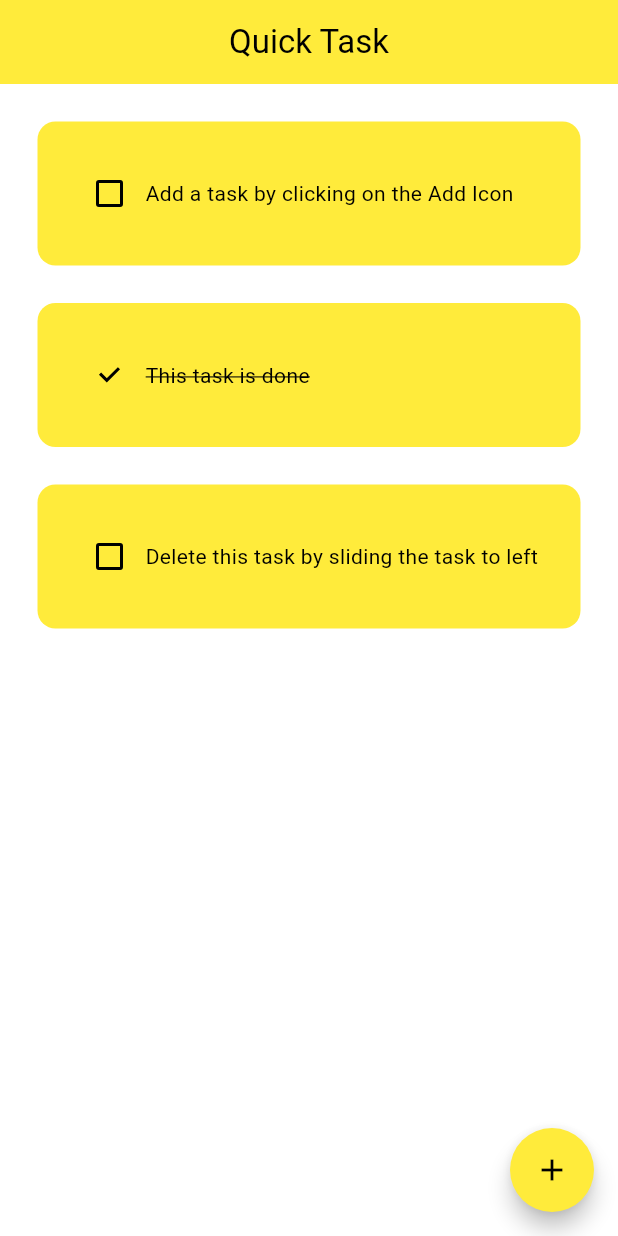
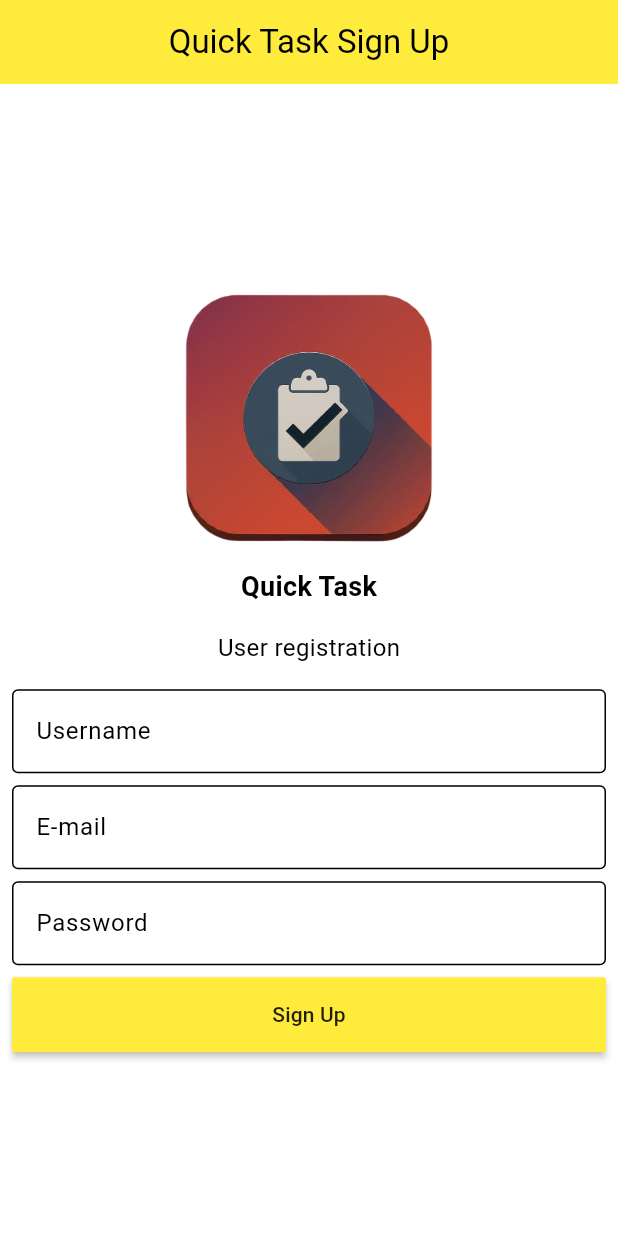
Before and after one commit to RaghuChandrasekaran/QuickTask, a Flutter app: the screen it shows after launch, on a phone screen of 412 x 824 dp. Run offline on Flutter 3.47's test engine with Material 3 defaults, Android fonts, the phone set to English and light mode, and no system bars; drawn by our look-alikes of flutter_slidable; our stand-ins replace hive, hive_flutter, parse_server_sdk_flutter; accounts and stored records are empty; generated files the repository leaves out were written again.

Commit message:
:sparkles: New Sign up page

```diff
--- a/lib/main.dart
+++ b/lib/main.dart
@@ -18,7 +18,7 @@ class MyApp extends StatelessWidget {
   Widget build(BuildContext context) {
     return MaterialApp(
         debugShowCheckedModeBanner: false,
-        home: const HomePage(),
+        home: const Homepage(),
         theme: ThemeData(
           colorScheme: ColorScheme.fromSwatch(primarySwatch: Colors.yellow),
           appBarTheme: const AppBarTheme(
--- a/lib/pages/homepage.dart
+++ b/lib/pages/homepage.dart
@@ -1,79 +1,11 @@
-import 'package:flutter/material.dart';
-import 'package:quicktask/data/todolocalstore.dart';
-import '../widgets/todotile.dart';
-import '../widgets/dialogbox.dart';
+import "package:flutter/material.dart";
+import "package:quicktask/pages/signuppage.dart";
 
-class HomePage extends StatefulWidget {
-  const HomePage({super.key});
-
-  @override
-  State<HomePage> createState() => _HomePageState();
-}
-
-class _HomePageState extends State<HomePage> {
-  final _taskInputController = TextEditingController();
-  TodoLocalStore db = TodoLocalStore();
-
-  @override
-  void initState(){
-    //TODO: Use Stream builder to update the UI
-    db.loadInitialTasks().whenComplete(() => setState(() {}));
-    super.initState();
-  }
-
-  void createNewTask() {
-    showDialog(
-        context: context,
-        builder: (context) {
-          return DialogBox(
-              controller: _taskInputController,
-              onSave: saveNewTask,
-              onCancel: () => Navigator.of(context).pop());
-        });
-  }
-
-  void saveNewTask() {
-    if (_taskInputController.text.isNotEmpty) {
-      setState(() {
-        db.saveNewTask(_taskInputController.text, false);
-        _taskInputController.clear();
-      });
-      Navigator.of(context).pop();
-    }
-  }
-
-  void deleteTask(int index) {
-    setState(() {
-      db.deleteTask(index);
-    });
-  }
-
-  void checkboxChanged(bool? value, int index) {
-    setState(() {
-      db.checkTask(index);
-    });
-  }
+class Homepage extends StatelessWidget {
+  const Homepage({super.key});
 
   @override
   Widget build(BuildContext context) {
-    return Scaffold(
-      appBar: AppBar(title: const Text('Quick Task')),
-      floatingActionButton: FloatingActionButton(
-        shape: const CircleBorder(),
-        onPressed: createNewTask,
-        child: const Icon(Icons.add),
-      ),
-      body: ListView.builder(
-        itemCount: db.getTasksCount(),
-        itemBuilder: (context, index) {
-          return ToDoTile(
-            taskName: db.getTask(index).taskName,
-            taskCompleted: db.getTask(index).taskCompleted,
-            onChanged: (value) => checkboxChanged(value, index),
-            deleteTask: (context) => deleteTask(index),
-          );
-        },
-      ),
-    );
+    return const Signuppage();
   }
 }
--- /dev/null
+++ b/lib/pages/signuppage.dart
@@ -0,0 +1,166 @@
+import 'package:flutter/material.dart';
+import 'package:parse_server_sdk_flutter/parse_server_sdk_flutter.dart';
+import 'package:quicktask/widgets/button.dart';
+
+class Signuppage extends StatefulWidget {
+  const Signuppage({super.key});
+
+  @override
+  State<Signuppage> createState() => _SignuppageState();
+}
+
+class _SignuppageState extends State<Signuppage> {
+  final controllerUsername = TextEditingController();
+  final controllerPassword = TextEditingController();
+  final controllerEmail = TextEditingController();
+
+  @override
+  Widget build(BuildContext context) {
+    return Scaffold(
+        appBar: AppBar(
+          title: const Text('Quick Task Sign Up'),
+        ),
+        body: Center(
+          child: SingleChildScrollView(
+            padding: const EdgeInsets.all(8),
+            child: Column(
+              crossAxisAlignment: CrossAxisAlignment.stretch,
+              children: [
+                const SizedBox(
+                  height: 200,
+                  child: Image(
+                      image: AssetImage('assets/icon/quick_task_banner.png')),
+                ),
+                const Center(
+                  child: Text('Quick Task',
+                      style:
+                          TextStyle(fontSize: 18, fontWeight: FontWeight.bold)),
+                ),
+                const SizedBox(
+                  height: 16,
+                ),
+                const Center(
+                  child:
+                      Text('User registration', style: TextStyle(fontSize: 16)),
+                ),
+                const SizedBox(
+                  height: 16,
+                ),
+                TextField(
+                  controller: controllerUsername,
+                  keyboardType: TextInputType.text,
+                  textCapitalization: TextCapitalization.none,
+                  autocorrect: false,
+                  decoration: const InputDecoration(
+                      border: OutlineInputBorder(
+                          borderSide: BorderSide(color: Colors.black)),
+                      focusedBorder: OutlineInputBorder(
+                          borderSide: BorderSide(color: Colors.black)),
+                      floatingLabelStyle: TextStyle(color: Colors.black),
+                      labelText: 'Username'),
+                ),
+                const SizedBox(
+                  height: 8,
+                ),
+                TextField(
+                  controller: controllerEmail,
+                  keyboardType: TextInputType.emailAddress,
+                  textCapitalization: TextCapitalization.none,
+                  autocorrect: false,
+                  decoration: const InputDecoration(
+                      border: OutlineInputBorder(
+                          borderSide: BorderSide(color: Colors.black)),
+                      focusedBorder: OutlineInputBorder(
+                          borderSide: BorderSide(color: Colors.black)),
+                      floatingLabelStyle: TextStyle(color: Colors.black),
+                      labelText: 'E-mail'),
+                ),
+                const SizedBox(
+                  height: 8,
+                ),
+                TextField(
+                  controller: controllerPassword,
+                  obscureText: true,
+                  keyboardType: TextInputType.text,
+                  textCapitalization: TextCapitalization.none,
+                  autocorrect: false,
+                  decoration: const InputDecoration(
+                      border: OutlineInputBorder(
+                          borderSide: BorderSide(color: Colors.black)),
+                      focusedBorder: OutlineInputBorder(
+                          borderSide: BorderSide(color: Colors.black)),
+                      floatingLabelStyle: TextStyle(color: Colors.black),
+                      labelText: 'Password'),
+                ),
+                const SizedBox(
+                  height: 8,
+                ),
+                SizedBox(
+                  height: 50,
+                  child: Button(
+                    text: 'Sign Up',
+                    onPressed: () => doUserRegistration(),
+                  ),
+                )
+              ],
+            ),
+          ),
+        ));
+  }
+
+  void showSuccess() {
+    showDialog(
+      context: context,
+      builder: (BuildContext context) {
+        return AlertDialog(
+          title: const Text("Success!"),
+          content: const Text("User was successfully created!"),
+          actions: <Widget>[
+            Button(
+              text: "OK",
+              onPressed: () {
+                Navigator.of(context).pop();
+              },
+            ),
+          ],
+        );
+      },
+    );
+  }
+
+  void showError(String errorMessage) {
+    showDialog(
+      context: context,
+      builder: (BuildContext context) {
+        return AlertDialog(
+          title: const Text("Error!"),
+          content: Text(errorMessage),
+          actions: <Widget>[
+            Button(
+              text: "OK",
+              onPressed: () {
+                Navigator.of(context).pop();
+              },
+            ),
+          ],
+        );
+      },
+    );
+  }
+
+  void doUserRegistration() async {
+    final username = controllerUsername.text.trim();
+    final email = controllerEmail.text.trim();
+    final password = controllerPassword.text.trim();
+
+    final user = ParseUser.createUser(username, password, email);
+
+    var response = await user.signUp();
+
+    if (response.success) {
+      showSuccess();
+    } else {
+      showError(response.error!.message);
+    }
+  }
+}
```
Also changed, not shown: lib/pages/todolistpage.dart (added, +79 -0 lines).
